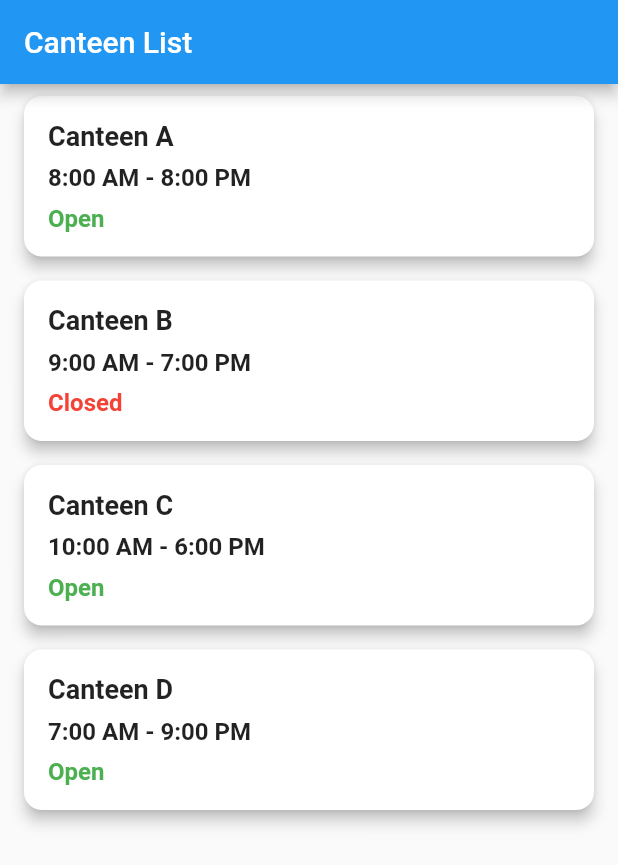
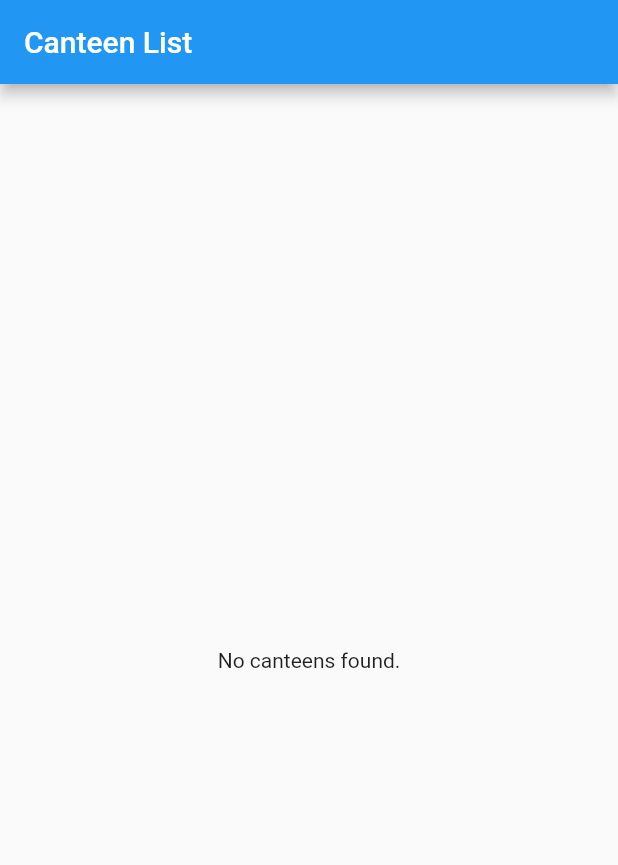
Before and after one commit to Alok-Joshi/CanteenOrderingSystem-App, a Flutter app: the screen it shows after launch, on a phone screen of 412 x 824 dp. Shown: the top 865 px of the screen. Run offline on Flutter 3.47's test engine with Material 2 defaults, Android fonts, the light colour scheme and no system bars; our stand-ins replace cloud_firestore, firebase_auth, get; accounts and stored records are empty.

Commit message:
Canteen side fetching implemented. Yet to be tested

```diff
--- a/canteen_ordering_app/lib/main.dart
+++ b/canteen_ordering_app/lib/main.dart
@@ -3,6 +3,7 @@ import 'package:flutter/material.dart';
 import 'package:get/get.dart';
 import 'package:canteen_ordering_app/views/login_page.dart';
 import 'package:canteen_ordering_app/views/canteen_page.dart';
+import 'package:canteen_ordering_app/controllers/authentication_controller.dart';
 
 void main() {
   runApp(MyApp());
@@ -11,6 +12,8 @@ void main() {
 class MyApp extends StatelessWidget {
   @override
   Widget build(BuildContext context) {
+
+    Get.put(AuthenticationController());
     return GetMaterialApp(
       title: 'Ordering App',
       debugShowCheckedModeBanner: false,
--- /dev/null
+++ b/canteen_ordering_app/lib/models/canteen.dart
@@ -0,0 +1,44 @@
+import 'package:cloud_firestore/cloud_firestore.dart';
+
+class Canteen {
+  final String? canteenId;
+  final String? ownerId;
+  final String? canteenName;
+  final DateTime? canteenStartTime;
+  final DateTime? canteenEndTime;
+  final bool? isOpen;
+
+  Canteen({
+    required this.canteenId,
+    required this.ownerId,
+    required this.canteenName,
+    required this.canteenStartTime,
+    required this.canteenEndTime,
+    required this.isOpen,
+  });
+
+  factory Canteen.fromFirestore(DocumentSnapshot documentSnapshot) {
+    Map<String, dynamic> data = documentSnapshot.data();
+    final currentTime = DateTime.now();
+
+    bool is_open = currentTime.isAfter(data['canteen_start_time'].toDate()) && currentTime.isAfter(data['canteen_end_time']);
+    return Canteen(
+      canteenId: documentSnapshot.id,
+      ownerId: data['owner_id'],
+      canteenName: data['canteen_name'],
+      canteenStartTime: data['canteen_start_time'].toDate(),
+      canteenEndTime: data['canteen_end_time'].toDate(),
+      isOpen: is_open,
+    );
+  }
+
+  Map<String, dynamic> toMap() {
+    return {
+      'canteen_id': canteenId,
+      'owner_id': ownerId,
+      'canteen_name': canteenName,
+      'canteen_start_time': Timestamp.fromDate(canteenStartTime),
+      'canteen_end_time': Timestamp.fromDate(canteenEndTime),
+    };
+  }
+}
--- a/canteen_ordering_app/lib/views/canteen_page.dart
+++ b/canteen_ordering_app/lib/views/canteen_page.dart
@@ -1,46 +1,58 @@
 import 'package:flutter/material.dart';
-
+import 'package:get/get.dart';
+import 'package:canteen_ordering_app/controllers/canteen_controller.dart';
+import 'package:canteen_ordering_app/models/canteen.dart';
 import 'canteen_card.dart';
 
 class CanteenListPage extends StatelessWidget {
-  final List<Map<String, dynamic>> canteens = [
-    {
-      'name': 'Canteen A',
-      'timings': '8:00 AM - 8:00 PM',
-      'isOpen': true,
-    },
-    {
-      'name': 'Canteen B',
-      'timings': '9:00 AM - 7:00 PM',
-      'isOpen': false,
-    },
-    {
-      'name': 'Canteen C',
-      'timings': '10:00 AM - 6:00 PM',
-      'isOpen': true,
-    },
-    {
-      'name': 'Canteen D',
-      'timings': '7:00 AM - 9:00 PM',
-      'isOpen': true,
-    },
-  ];
+  final CanteenController _canteenController = Get.find<CanteenController>();
+  Future<List<Canteen>>? canteens;
 
+
+  void initState(){
+
+    canteens =_canteenController.getCanteens();
+
+  }
   @override
   Widget build(BuildContext context) {
     return Scaffold(
       appBar: AppBar(
         title: Text('Canteen List'),
       ),
-      body: ListView.builder(
-        itemCount: canteens.length,
-        itemBuilder: (BuildContext context, int index) {
-          final canteen = canteens[index];
-          return CanteenCard(
-            canteenName: canteen['name'],
-            canteenTimings: canteen['timings'],
-            isOpen: canteen['isOpen'],
-          );
+      body: FutureBuilder(
+        future: canteens,
+        builder: (BuildContext context, AsyncSnapshot<List<Canteen>> snapshot) {
+          if (snapshot.connectionState == ConnectionState.waiting) {
+            // Show a progress indicator if still waiting for data to load
+            return Center(
+              child: CircularProgressIndicator(),
+            );
+          } else if (snapshot.hasError) {
+            // Handle any errors here
+            return Center(
+              child: Text('Error: ${snapshot.error.toString()}'),
+            );
+          } else if (!snapshot.hasData || snapshot.data!.isEmpty) {
+            // Show a message if there are no canteens to display
+            return Center(
+              child: Text('No canteens found.'),
+            );
+          } else {
+            // Display the list of canteens using the CanteenCard widget
+            return ListView.builder(
+              itemCount: snapshot.data!.length,
+              itemBuilder: (BuildContext context, int index) {
+                final canteen = snapshot.data![index];
+                return CanteenCard(
+                  canteenName: canteen.canteenName!,
+                  canteenTimings:
+                      '${canteen.canteenStartTime} - ${canteen.canteenEndTime}',
+                  isOpen: canteen.isOpen!,
+                );
+              },
+            );
+          }
         },
       ),
     );
--- a/canteen_ordering_app/lib/views/login_page.dart
+++ b/canteen_ordering_app/lib/views/login_page.dart
@@ -1,4 +1,5 @@
 import 'package:canteen_ordering_app/controllers/authentication_controller.dart';
+import 'package:canteen_ordering_app/controllers/canteen_controller.dart';
 import 'package:flutter/material.dart';
 import 'package:get/get.dart';
 
@@ -44,7 +45,10 @@ class LoginPage extends StatelessWidget {
               SizedBox(height: 48.0),
               ElevatedButton(
                 child: Text('Login'),
-                onPressed: () { authcon.SignIn(emailController.text, passwordController.text);  }
+                onPressed: () {
+                   authcon.SignIn(emailController.text, passwordController.text);
+                   Get.put(CanteenController());  }
+
               ),
             ],
           ),
```
Also changed, not shown: canteen_ordering_app/lib/controllers/authentication_controller.dart (+6 -3 lines), canteen_ordering_app/lib/controllers/canteen_controller.dart (added, +21 -0 lines).
